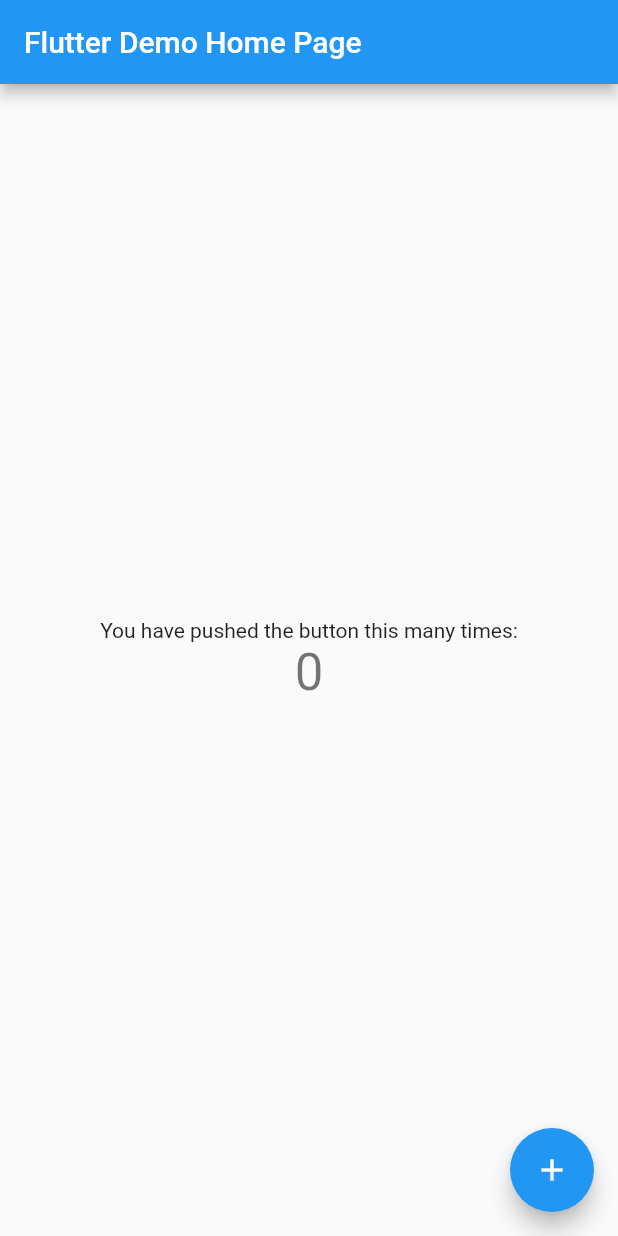
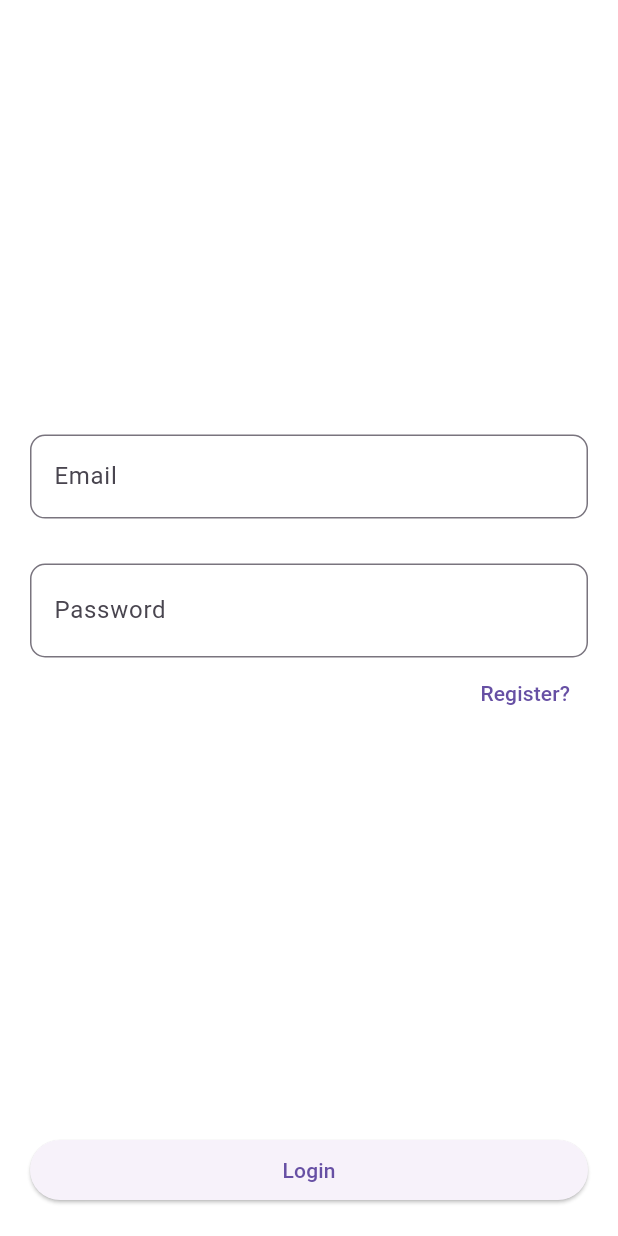
Before and after one commit to ogabek0909/awesome_chat, a Flutter app: the screen it shows after launch, on a phone screen of 412 x 824 dp. Run offline on Flutter 3.47's test engine with Material 2 defaults, Android fonts, the phone set to English and light mode, and no system bars; our stand-ins replace animated_text_kit, cloud_firestore, firebase_auth, firebase_core, go_router, google_fonts; accounts and stored records are empty.

```diff
--- a/lib/main.dart
+++ b/lib/main.dart
@@ -1,115 +1,59 @@
+import 'package:awesome_chat/firebase_options.dart';
+import 'package:awesome_chat/screens/auth_screen.dart';
+import 'package:awesome_chat/screens/chat_screen.dart';
+import 'package:awesome_chat/screens/splash_screen.dart';
+import 'package:firebase_auth/firebase_auth.dart';
+import 'package:firebase_core/firebase_core.dart';
 import 'package:flutter/material.dart';
+import 'package:go_router/go_router.dart';
+import 'package:google_fonts/google_fonts.dart';
 
-void main() {
+void main() async {
+  WidgetsFlutterBinding.ensureInitialized();
+  await Firebase.initializeApp(options: DefaultFirebaseOptions.currentPlatform);
   runApp(const MyApp());
 }
 
 class MyApp extends StatelessWidget {
   const MyApp({super.key});
 
-  // This widget is the root of your application.
   @override
   Widget build(BuildContext context) {
-    return MaterialApp(
+    return MaterialApp.router(
       title: 'Flutter Demo',
       theme: ThemeData(
-        // This is the theme of your application.
-        //
-        // Try running your application with "flutter run". You'll see the
-        // application has a blue toolbar. Then, without quitting the app, try
-        // changing the primarySwatch below to Colors.green and then invoke
-        // "hot reload" (press "r" in the console where you ran "flutter run",
-        // or simply save your changes to "hot reload" in a Flutter IDE).
-        // Notice that the counter didn't reset back to zero; the application
-        // is not restarted.
+        useMaterial3: true,
+        textTheme: TextTheme(
+          bodySmall: GoogleFonts.ubuntuCondensed(),
+        ),
+        scaffoldBackgroundColor: Colors.white,
         primarySwatch: Colors.blue,
       ),
-      home: const MyHomePage(title: 'Flutter Demo Home Page'),
+      routerConfig: GoRouter(
+        initialLocation: '/auth',
+        routes: [
+          GoRoute(
+            path: '/',
+            name: SplashScreen.routName,
+            builder: (context, state) => const SplashScreen(),
+          ),
+          GoRoute(
+            path: '/auth',
+            redirect: (context, state) {
+              if (FirebaseAuth.instance.currentUser != null) {
+                return '/chat';
+              }
+            },
+            name: AuthScreen.routeName,
+            builder: (context, state) => AuthScreen(),
+          ),
+          GoRoute(
+            path: '/chat',
+            name: ChatScreen.routeName,
+            builder: (context, state) => const ChatScreen(),
+          ),
+        ],
+      ),
     );
   }
 }
-
-class MyHomePage extends StatefulWidget {
-  const MyHomePage({super.key, required this.title});
-
-  // This widget is the home page of your application. It is stateful, meaning
-  // that it has a State object (defined below) that contains fields that affect
-  // how it looks.
-
-  // This class is the configuration for the state. It holds the values (in this
-  // case the title) provided by the parent (in this case the App widget) and
-  // used by the build method of the State. Fields in a Widget subclass are
-  // always marked "final".
-
-  final String title;
-
-  @override
-  State<MyHomePage> createState() => _MyHomePageState();
-}
-
-class _MyHomePageState extends State<MyHomePage> {
-  int _counter = 0;
-
-  void _incrementCounter() {
-    setState(() {
-      // This call to setState tells the Flutter framework that something has
-      // changed in this State, which causes it to rerun the build method below
-      // so that the display can reflect the updated values. If we changed
-      // _counter without calling setState(), then the build method would not be
-      // called again, and so nothing would appear to happen.
-      _counter++;
-    });
-  }
-
-  @override
-  Widget build(BuildContext context) {
-    // This method is rerun every time setState is called, for instance as done
-    // by the _incrementCounter method above.
-    //
-    // The Flutter framework has been optimized to make rerunning build methods
-    // fast, so that you can just rebuild anything that needs updating rather
-    // than having to individually change instances of widgets.
-    return Scaffold(
-      appBar: AppBar(
-        // Here we take the value from the MyHomePage object that was created by
-        // the App.build method, and use it to set our appbar title.
-        title: Text(widget.title),
-      ),
-      body: Center(
-        // Center is a layout widget. It takes a single child and positions it
-        // in the middle of the parent.
-        child: Column(
-          // Column is also a layout widget. It takes a list of children and
-          // arranges them vertically. By default, it sizes itself to fit its
-          // children horizontally, and tries to be as tall as its parent.
-          //
-          // Invoke "debug painting" (press "p" in the console, choose the
-          // "Toggle Debug Paint" action from the Flutter Inspector in Android
-          // Studio, or the "Toggle Debug Paint" command in Visual Studio Code)
-          // to see the wireframe for each widget.
-          //
-          // Column has various properties to control how it sizes itself and
-          // how it positions its children. Here we use mainAxisAlignment to
-          // center the children vertically; the main axis here is the vertical
-          // axis because Columns are vertical (the cross axis would be
-          // horizontal).
-          mainAxisAlignment: MainAxisAlignment.center,
-          children: <Widget>[
-            const Text(
-              'You have pushed the button this many times:',
-            ),
-            Text(
-              '$_counter',
-              style: Theme.of(context).textTheme.headlineMedium,
-            ),
-          ],
-        ),
-      ),
-      floatingActionButton: FloatingActionButton(
-        onPressed: _incrementCounter,
-        tooltip: 'Increment',
-        child: const Icon(Icons.add),
-      ), // This trailing comma makes auto-formatting nicer for build methods.
-    );
-  }
-}
--- /dev/null
+++ b/lib/screens/auth_screen.dart
@@ -0,0 +1,197 @@
+import 'package:firebase_auth/firebase_auth.dart';
+import 'package:flutter/material.dart';
+
+enum AuthMode {
+  login,
+  register,
+}
+
+class AuthScreen extends StatefulWidget {
+  const AuthScreen({super.key});
+  static const routeName = 'auth-screen';
+
+  @override
+  State<AuthScreen> createState() => _AuthScreenState();
+}
+
+class _AuthScreenState extends State<AuthScreen> {
+  final _emailController = TextEditingController();
+  final _usernameController = TextEditingController();
+  final _passwordController = TextEditingController();
+  bool _isobscure = true;
+  final _formKey = GlobalKey<FormState>();
+  bool _isLoading = false;
+  AuthMode _authMode = AuthMode.login;
+
+  void _onSaved() async {
+    if (!_formKey.currentState!.validate()) {
+      return;
+    }
+    try {
+      setState(() {
+        _isLoading = true;
+      });
+      if (_authMode == AuthMode.login) {
+        await FirebaseAuth.instance.signInWithEmailAndPassword(
+          email: _emailController.text,
+          password: _passwordController.text,
+        );
+      } else {
+        await FirebaseAuth.instance.createUserWithEmailAndPassword(
+          email: _emailController.text,
+          password: _passwordController.text,
+        );
+      }
+      setState(() {
+        _isLoading = false;
+      });
+    } on FirebaseAuthException catch (e) {
+      setState(() {
+        _isLoading = false;
+      });
+      showDialog(
+        context: context,
+        builder: (context) => AlertDialog(
+          title: const Text("Something went wrong"),
+          content: Text(e.message!),
+          actions: [
+            TextButton(
+              onPressed: () {
+                Navigator.pop(context);
+              },
+              child: const Text('OK'),
+            ),
+          ],
+        ),
+      );
+    }
+  }
+
+  @override
+  Widget build(BuildContext context) {
+    return Scaffold(
+      body: Padding(
+        padding: const EdgeInsets.all(20),
+        child: Form(
+          key: _formKey,
+          child: Column(
+            mainAxisAlignment: MainAxisAlignment.center,
+            children: [
+              const Spacer(),
+              TextFormField(
+                key: UniqueKey(),
+                controller: _emailController,
+                decoration: InputDecoration(
+                  border: OutlineInputBorder(
+                    borderRadius: BorderRadius.circular(10),
+                  ),
+                  hintText: 'example@examp.com',
+                  labelText: 'Email',
+                ),
+                validator: (value) {
+                  bool isValidEmail(String email) {
+                    String emailRegex = r'^[\w-\.]+@([\w-]+\.)+[\w-]{2,4}$';
+                    return RegExp(emailRegex).hasMatch(email);
+                  }
+
+                  if (!isValidEmail(value!)) {
+                    return 'Email is invalid, please check your email';
+                  } else {
+                    return null;
+                  }
+                },
+                onSaved: (newValue) {},
+              ),
+              const SizedBox(height: 15),
+              if (_authMode == AuthMode.register)
+                TextFormField(
+                  key: UniqueKey(),
+                  controller: _usernameController,
+                  decoration: InputDecoration(
+                    border: OutlineInputBorder(
+                      borderRadius: BorderRadius.circular(10),
+                    ),
+                    hintText: 'example01',
+                    labelText: 'Username',
+                  ),
+                  validator: (value) {
+
+                    if (value!.isEmpty) {
+                      return 'Please, Enter username';
+                    } else if (value.length < 6) {
+                      return 'Username must be at least 6 characters';
+                    }  else {
+                      return null;
+                    }
+                  },
+                ),
+              const SizedBox(height: 15),
+              TextFormField(
+                key: UniqueKey(),
+                controller: _passwordController,
+                obscureText: _isobscure,
+                validator: (value) {
+                  if (value!.isEmpty) {
+                    return 'Please, Enter password';
+                  } else if (value.length < 8) {
+                    return 'Password must be at least 8 characters';
+                  } else {
+                    return null;
+                  }
+                },
+                decoration: InputDecoration(
+                  border: OutlineInputBorder(
+                    borderRadius: BorderRadius.circular(10),
+                  ),
+                  hintText: 'Kh23ja18',
+                  labelText: 'Password',
+                  suffix: InkWell(
+                    child: Icon(
+                      !_isobscure ? Icons.visibility : Icons.visibility_off,
+                    ),
+                    onTap: () {
+                      setState(() {
+                        _isobscure = !_isobscure;
+                      });
+                    },
+                  ),
+                ),
+              ),
+              Row(
+                mainAxisAlignment: MainAxisAlignment.end,
+                children: [
+                  TextButton(
+                    onPressed: () {
+                      setState(() {
+                        if (_authMode == AuthMode.register) {
+                          _authMode = AuthMode.login;
+                        } else {
+                          _authMode = AuthMode.register;
+                        }
+                      });
+                    },
+                    child: Text(
+                      _authMode == AuthMode.login ? "Register?" : "Login?",
+                    ),
+                  ),
+                ],
+              ),
+              const Spacer(),
+              _isLoading
+                  ? const CircularProgressIndicator()
+                  : ElevatedButton(
+                      onPressed: _onSaved,
+                      style: ElevatedButton.styleFrom(
+                        minimumSize: const Size(double.infinity, 40),
+                      ),
+                      child: Text(
+                        _authMode != AuthMode.login ? "Register" : "Login",
+                      ),
+                    ),
+            ],
+          ),
+        ),
+      ),
+    );
+  }
+}
--- a/pubspec.yaml
+++ b/pubspec.yaml
@@ -36,6 +36,11 @@
   # Use with the CupertinoIcons class for iOS style icons.
   cupertino_icons: ^1.0.2
   firebase_core: ^2.9.0
+  go_router: ^6.5.6
+  animated_text_kit: ^4.2.2
+  google_fonts: ^4.0.3
+  firebase_auth: ^4.4.1
+  cloud_firestore: ^4.5.2
 
 dev_dependencies:
   flutter_test:
```
Also changed, not shown: lib/screens/chat_screen.dart (added, +38 -0 lines), lib/screens/splash_screen.dart (added, +79 -0 lines), lib/widgets/chat/single_message.dart (added, +15 -0 lines), pubspec.lock, 2 other files.
